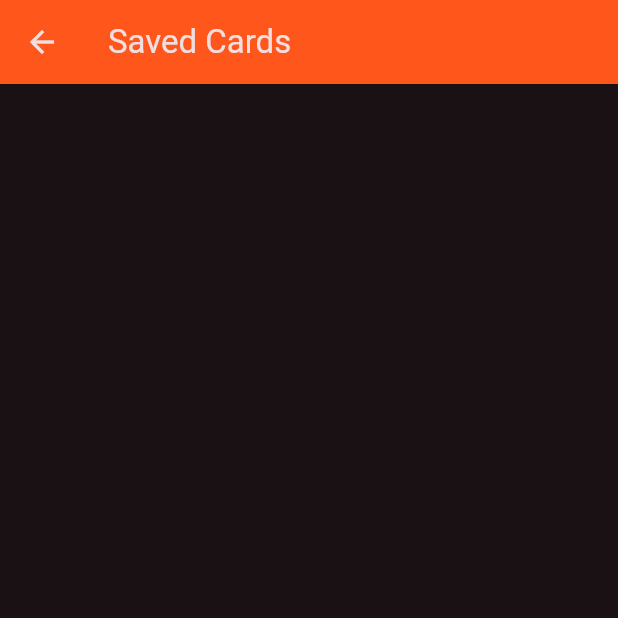
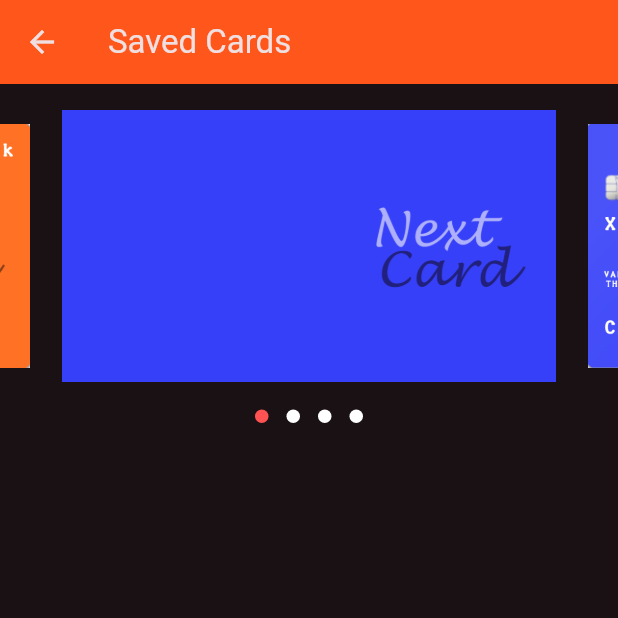
Before and after one commit to F-Reza/-Next_Card_Flutter, a Flutter app: the screen it shows after launch, after a tap on the "sd card" icon, on a phone screen of 412 x 824 dp, the top half of it. Run offline on Flutter 3.47's test engine with Material 3 defaults, Android fonts, the phone set to English and light mode, and no system bars; drawn by our look-alikes of carousel_slider, dots_indicator; our stand-ins replace awesome_snackbar_content, flutter_credit_card, sqflite; accounts and stored records are empty.

Commit message:
Update - 12

```diff
--- a/lib/screens/card_list_screen.dart
+++ b/lib/screens/card_list_screen.dart
@@ -1,12 +1,12 @@
 
-
+import 'package:carousel_slider/carousel_slider.dart';
+import 'package:dots_indicator/dots_indicator.dart';
 import 'package:flutter/material.dart';
 import 'package:sqflite/sqflite.dart';
-
 import '../utils/colors_const.dart';
 import 'edit_card_screen.dart';
 
-class CardListScreen extends StatelessWidget {
+class CardListScreen extends StatefulWidget {
   final List<Map<String, dynamic>> cards;
   final Database database;
 
@@ -16,14 +16,28 @@ class CardListScreen extends StatelessWidget {
     required this.database,
   });
 
+  @override
+  State<CardListScreen> createState() => _CardListScreenState();
+}
+
+class _CardListScreenState extends State<CardListScreen> {
+
   Future<void> _deleteCard(int id) async {
-    await database.delete(
+    await widget.database.delete(
       'cards',
       where: 'id = ?',
       whereArgs: [id],
     );
     print('Card deleted successfully!');
   }
+
+  final items = [
+    Image.asset('assets/card_bg.png'),
+    Image.asset('assets/card_1.png'),
+    Image.asset('assets/card_bg1.png'),
+    Image.asset('assets/card_2.png'),
+  ];
+  int currentIndex = 0;
 
   @override
   Widget build(BuildContext context) {
@@ -32,10 +46,36 @@ class CardListScreen extends StatelessWidget {
         title: const Text('Saved Cards'),
         backgroundColor: AppColors.colorB58D67,
       ),
-      body: ListView.builder(
-        itemCount: cards.length,
+      body: Column(
+        children: [
+          const SizedBox(height: 5,),
+          CarouselSlider(
+            options: CarouselOptions(
+              autoPlay: true,
+              aspectRatio: 2.0,
+              enlargeCenterPage: true,
+              onPageChanged: (index, reason) {
+                setState(() {
+                  currentIndex = index;
+                });
+              },
+            ),
+            items: items,
+          ),
+          DotsIndicator(
+            dotsCount: items.length,
+            position: currentIndex,
+            decorator: const DotsDecorator(
+              color: Colors.white,
+              activeColor: Colors.redAccent,
+            ),
+          ),
+          const SizedBox(height: 10,),
+          Expanded(
+            child: ListView.builder(
+              itemCount: widget.cards.length,
               itemBuilder: (context, index) {
-          final card = cards[index];
+                final card = widget.cards[index];
                 return Card(
                   elevation: 3,
                   margin: const EdgeInsets.symmetric(vertical: 8.0, horizontal: 16.0),
@@ -59,7 +99,7 @@ class CardListScreen extends StatelessWidget {
                               MaterialPageRoute(
                                 builder: (context) => EditCardScreen(
                                   card: card,
-                            database: database,
+                                  database: widget.database,
                                 ),
                               ),
                             );
@@ -73,8 +113,8 @@ class CardListScreen extends StatelessWidget {
                               context,
                               MaterialPageRoute(
                                 builder: (context) => CardListScreen(
-                            cards: List.from(cards)..removeAt(index),
-                            database: database,
+                                  cards: List.from(widget.cards)..removeAt(index),
+                                  database: widget.database,
                                 ),
                               ),
                             );
@@ -86,6 +126,9 @@ class CardListScreen extends StatelessWidget {
                 );
               },
             ),
+          ),
+        ],
+      ),
     );
   }
 }
--- a/pubspec.yaml
+++ b/pubspec.yaml
@@ -18,6 +18,8 @@ dependencies:
   path_provider:
   flutter_svg:
   awesome_snackbar_content:
+  carousel_slider:
+  dots_indicator:
 
 dev_dependencies:
   flutter_test:
```
Also changed, not shown: assets/card_1.png (added), assets/card_2.png (added), pubspec.lock. Lines whose indentation alone changed are shown as unchanged.
